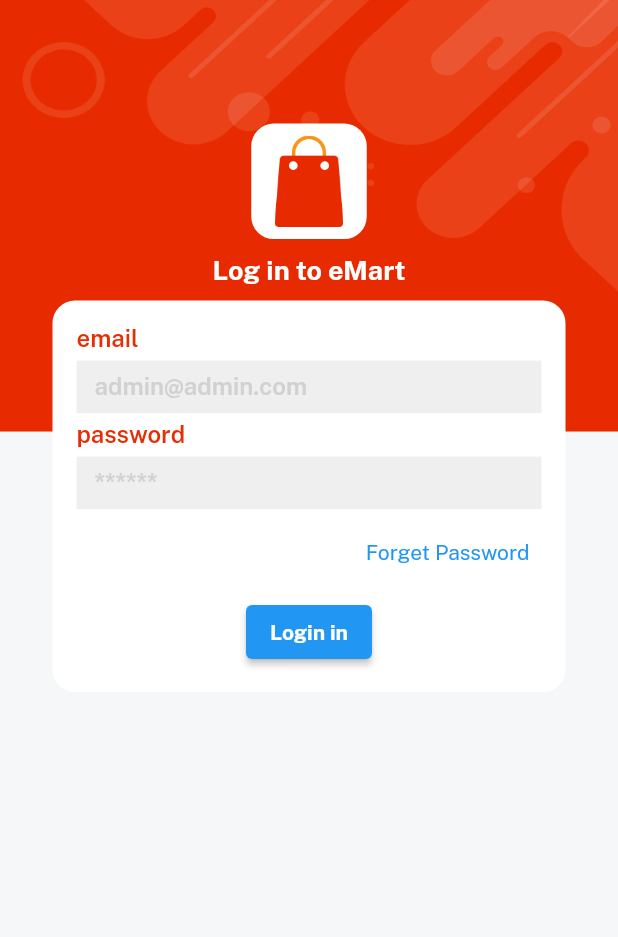
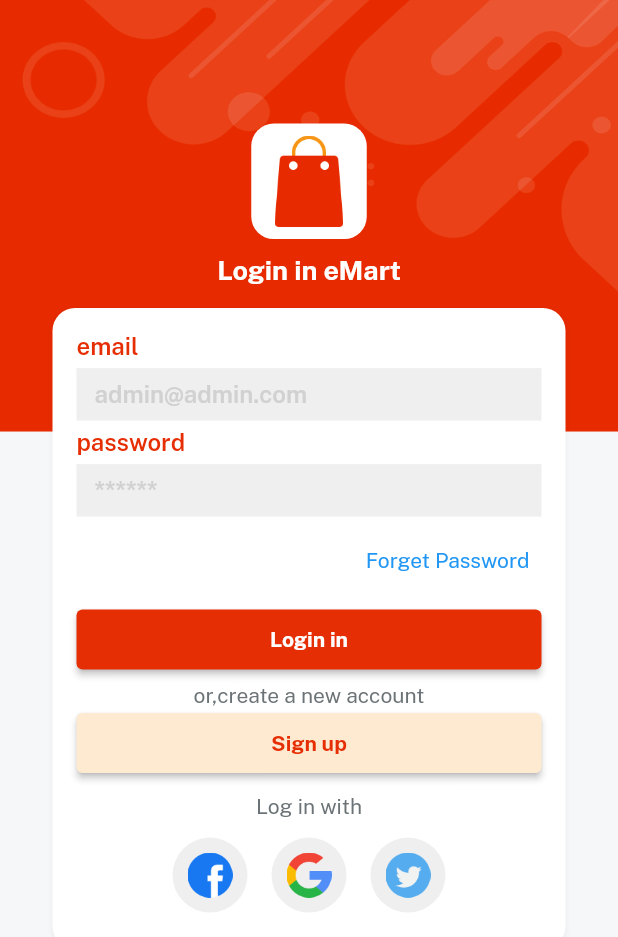
Before and after one commit to Neerajpatelcoder/e_mart, a Flutter app: the screen it shows after launch, on a phone screen of 412 x 824 dp. Shown: the top 937 px of the screen. Run offline on Flutter 3.47's test engine with Material 2 defaults, Android fonts, the phone set to English and light mode, and no system bars; our stand-ins replace get, velocity_x.

Commit message:
signuppage/login page completed

```diff
--- a/e_mart/lib/consts/colors.dart
+++ b/e_mart/lib/consts/colors.dart
@@ -7,3 +7,6 @@ const Color whiteColor = Color.fromRGBO(255, 255, 255, 1);
 const Color lightGrey = Color.fromRGBO(239, 239, 239, 1);
 const Color redColor = Color.fromRGBO(230, 46, 4, 1);
 const Color golden = Color.fromRGBO(255, 168, 0, 1);
+
+//add golden  color
+const Color lightGolden = Color(0xffFEEAD1);
--- a/e_mart/lib/consts/consts.dart
+++ b/e_mart/lib/consts/consts.dart
@@ -1,4 +1,3 @@
-export './colors.dart';
 export './colors.dart';
 export './images.dart';
 export './strings.dart';
--- /dev/null
+++ b/e_mart/lib/consts/list.dart
@@ -0,0 +1,3 @@
+import 'package:e_mart/consts/images.dart';
+
+const socialIconList = [icFacebookLogo, icGoogleLogo, icTwitterLogo];
--- a/e_mart/lib/main.dart
+++ b/e_mart/lib/main.dart
@@ -1,5 +1,5 @@
 import 'package:e_mart/views/splash_screen.dart/splash_screen.dart';
-import 'package:flutter/material.dart';
+
 import 'package:get/get_navigation/src/root/get_material_app.dart';
 import 'consts/consts.dart';
 
@@ -9,6 +9,7 @@ void main() {
 
 class MyApp extends StatelessWidget {
   const MyApp({Key? key}) : super(key: key);
+
   // we are using getx so we have to change this material app into getmaterial app
 
   @override
--- a/e_mart/lib/views/auth_screen/login_screen.dart
+++ b/e_mart/lib/views/auth_screen/login_screen.dart
@@ -1,8 +1,13 @@
 import 'package:e_mart/consts/consts.dart';
+import 'package:e_mart/consts/list.dart';
+import 'package:e_mart/views/auth_screen/signup_screen.dart';
 import 'package:e_mart/widgets_common/applogo_widget.dart';
 import 'package:e_mart/widgets_common/bg_wideget.dart';
 import 'package:e_mart/widgets_common/custom_textfield.dart';
 import 'package:e_mart/widgets_common/our_button.dart';
+import 'package:get/get.dart';
+// ignore: unused_import
+import '../splash_screen.dart/splash_screen.dart';
 
 class LoginScreen extends StatelessWidget {
   const LoginScreen({super.key});
@@ -11,13 +16,14 @@ class LoginScreen extends StatelessWidget {
   Widget build(BuildContext context) {
     return bgWidget(
         child: Scaffold(
+      resizeToAvoidBottomInset: false,
       body: Center(
         child: Column(children: [
           (context.screenHeight * 0.1).heightBox,
           applogoWidget(),
           10.heightBox,
-          "Log in to $appname".text.fontFamily(bold).white.size(18).make(),
-          10.heightBox,
+          "Login in $appname".text.fontFamily(bold).white.size(18).make(),
+          15.heightBox,
           Column(
             children: [
               customTextField(hint: emailHint, title: email),
@@ -30,7 +36,44 @@ class LoginScreen extends StatelessWidget {
                 ),
               ),
               5.heightBox,
-              ourButton(),
+              // ourButton().box.width(context.screenWidth - 50).make(),
+
+              ourButton(
+                      color: redColor,
+                      title: login,
+                      textColor: whiteColor,
+                      onPress: () {})
+                  .box
+                  .width(context.screenWidth - 50)
+                  .make(),
+              5.heightBox,
+              createNewAccount.text.color(fontGrey).make(),
+              ourButton(
+                  color: lightGolden,
+                  title: signup,
+                  textColor: redColor,
+                  onPress: () {
+                    Get.to(() => const SignupScreen());
+                  }).box.width(context.screenWidth - 50).make(),
+              10.heightBox,
+              loginWith.text.color(fontGrey).make(),
+              5.heightBox,
+              Row(
+                  mainAxisAlignment: MainAxisAlignment.center,
+                  children: List.generate(
+                    3,
+                    (index) => Padding(
+                      padding: const EdgeInsets.all(8.0),
+                      child: CircleAvatar(
+                        backgroundColor: lightGrey,
+                        radius: 25,
+                        child: Image.asset(
+                          socialIconList[index],
+                          width: 30,
+                        ),
+                      ),
+                    ),
+                  ))
             ],
           )
               .box
@@ -38,6 +81,7 @@ class LoginScreen extends StatelessWidget {
               .rounded
               .padding(const EdgeInsets.all(16))
               .width(context.screenWidth - 70)
+              .shadowSm
               .make(),
         ]),
       ),
--- a/e_mart/lib/widgets_common/custom_textfield.dart
+++ b/e_mart/lib/widgets_common/custom_textfield.dart
@@ -9,7 +9,7 @@ Widget customTextField({String? title, String? hint, controller}) {
       TextFormField(
         //controller: controller,
         decoration: InputDecoration(
-            hintStyle: TextStyle(
+            hintStyle: const TextStyle(
               fontFamily: semibold,
               color: textfieldGrey,
             ),
@@ -18,8 +18,8 @@ Widget customTextField({String? title, String? hint, controller}) {
             fillColor: lightGrey,
             filled: true,
             border: InputBorder.none,
-            focusedBorder:
-                OutlineInputBorder(borderSide: BorderSide(color: redColor))),
+            focusedBorder: const OutlineInputBorder(
+                borderSide: BorderSide(color: redColor))),
       ),
       5.heightBox,
     ],
--- a/e_mart/lib/widgets_common/our_button.dart
+++ b/e_mart/lib/widgets_common/our_button.dart
@@ -1,8 +1,12 @@
 import 'package:e_mart/consts/consts.dart';
 
-Widget ourButton() {
+Widget ourButton({onPress, color, textColor, String? title}) {
   return ElevatedButton(
-    onPressed: () {},
-    child: login.text.white.fontFamily(bold).make(),
+    style: ElevatedButton.styleFrom(
+      backgroundColor: color,
+      padding: const EdgeInsets.all(12),
+    ),
+    onPressed: onPress,
+    child: title?.text.color(textColor).fontFamily(bold).make(),
   );
 }
--- a/e_mart/pubspec.yaml
+++ b/e_mart/pubspec.yaml
@@ -37,6 +37,7 @@ dependencies:
   cupertino_icons: ^1.0.2
   velocity_x: ^3.6.0
   get: ^4.6.5
+  firebase_core: ^2.12.0
 
 dev_dependencies:
   flutter_test:
```
Also changed, not shown: e_mart/lib/consts/strings.dart (+6 -2 lines), e_mart/lib/views/auth_screen/signup_screen.dart (added, +121 -0 lines), e_mart/lib/views/splash_screen.dart/splash_screen.dart (+3 -5 lines), e_mart/pubspec.lock, 4 other files.
